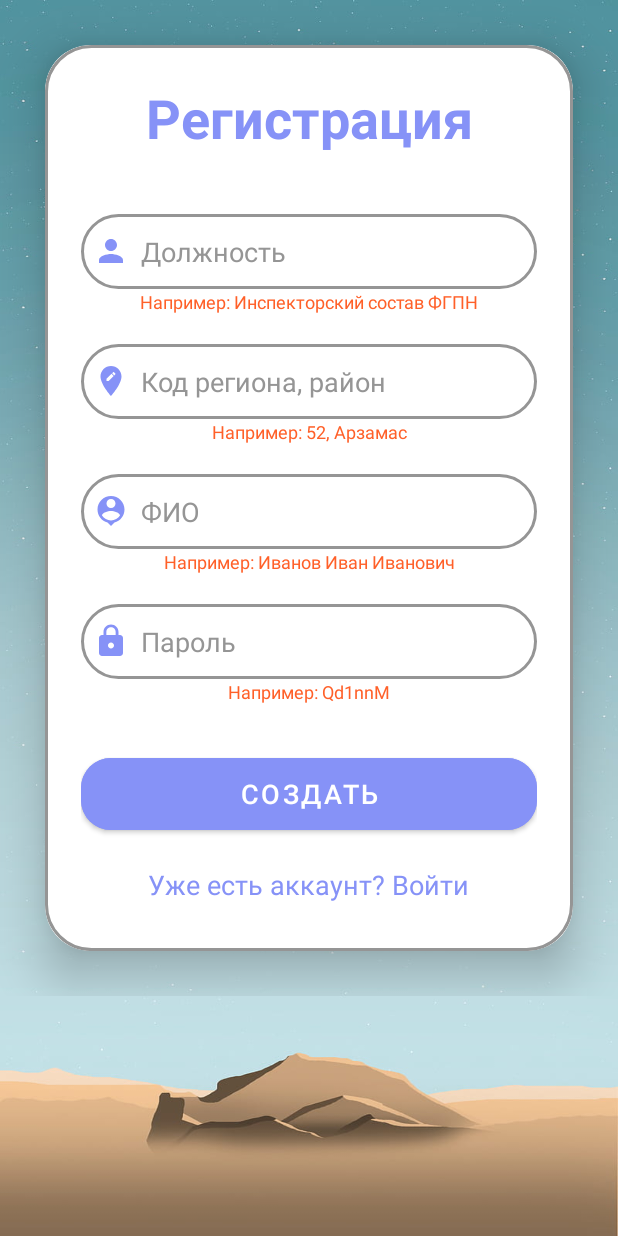
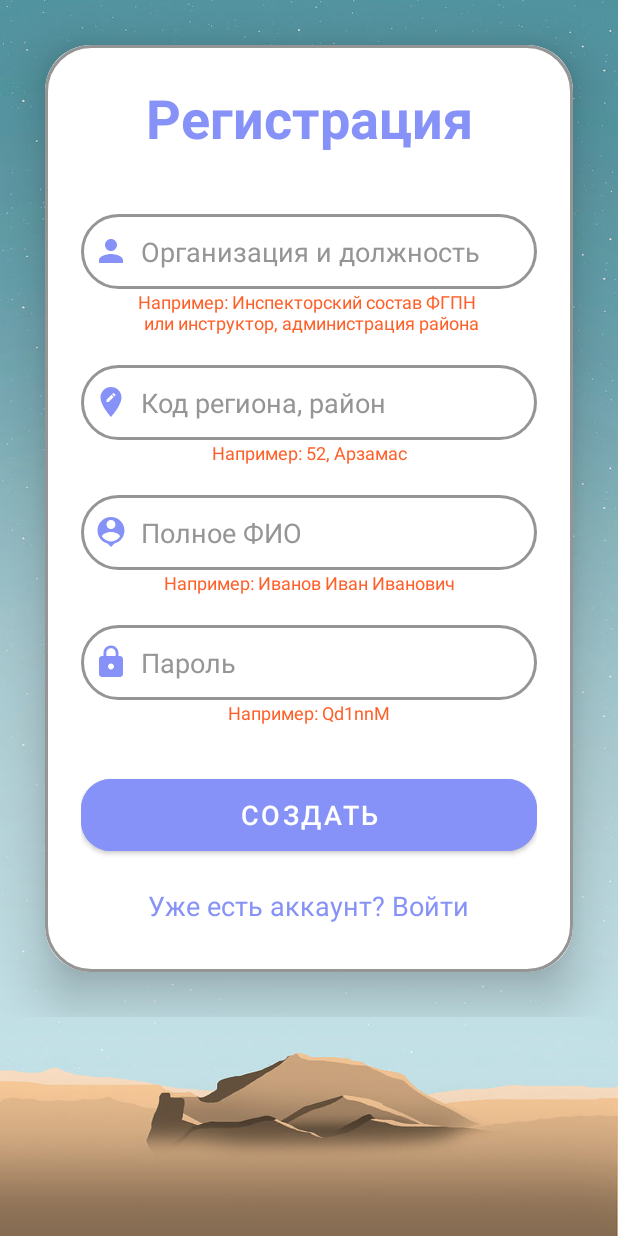
Before and after one commit to BirdUshenin/MCHS, an Android app: the SignupActivity screen opened directly, with no data from a screen before it, on a phone screen of 412 x 824 dp. Run offline under Robolectric (Android 15) with nearby library versions, the phone set to English and light mode, and no system bars; our stand-ins replace Firebase (no records; nobody signed in at launch, a user with empty details on screens opened directly); network calls fail.

Commit message:
New Edit

```diff
--- a/app/src/main/res/layout/activity_add_item.xml
+++ b/app/src/main/res/layout/activity_add_item.xml
@@ -50,7 +50,7 @@
             android:id="@+id/textView4"
             android:layout_width="wrap_content"
             android:layout_height="wrap_content"
-            android:text="@string/adress"
+            android:text="Адрес инструктируемого"
             android:textColor="@color/white"
             app:layout_constraintBottom_toTopOf="@+id/address"
             app:layout_constraintStart_toStartOf="@+id/address" />
--- a/app/src/main/res/layout/activity_edit_profile.xml
+++ b/app/src/main/res/layout/activity_edit_profile.xml
@@ -41,7 +41,7 @@
                 android:background="@drawable/custom_edittext"
                 android:drawableStart="@drawable/person"
                 android:drawablePadding="8dp"
-                android:hint="@string/dolzhnost"
+                android:hint="Ваша должность"
                 android:padding="8dp"
                 android:textColor="@color/black"
                 android:textColorHint="@color/grey2" />
@@ -67,7 +67,7 @@
                 android:background="@drawable/custom_edittext"
                 android:drawableStart="@drawable/profile"
                 android:drawablePadding="8dp"
-                android:hint="@string/name_user"
+                android:hint="Ваше ФИО"
                 android:padding="8dp"
                 android:textColor="@color/black"
                 android:textColorHint="@color/grey2" />
--- a/app/src/main/res/layout/activity_signup.xml
+++ b/app/src/main/res/layout/activity_signup.xml
@@ -49,7 +49,7 @@
                     android:background="@drawable/custom_edittext"
                     android:drawableStart="@drawable/person"
                     android:drawablePadding="8dp"
-                    android:hint="@string/show_who"
+                    android:hint="Организация и должность"
                     android:padding="8dp"
                     android:textColor="@color/black"
                     android:textColorHint="@color/grey2" />
@@ -58,7 +58,7 @@
                     android:layout_width="match_parent"
                     android:layout_height="match_parent"
                     android:gravity="center"
-                    android:text="@string/exaple_1"
+                    android:text="Например: Инспекторский состав ФГПН \n или инструктор, администрация района"
                     android:textColor="@color/create_order_a"
                     android:textSize="12sp" />
 
@@ -91,7 +91,7 @@
                     android:background="@drawable/custom_edittext"
                     android:drawableLeft="@drawable/profile"
                     android:drawablePadding="8dp"
-                    android:hint="@string/FIO"
+                    android:hint="Полное ФИО"
                     android:padding="8dp"
                     android:textColor="@color/black"
                     android:textColorHint="@color/grey2" />
```
